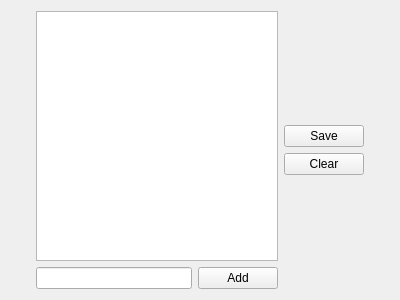
This is client/bf4/SpectatorSlotsWidget.ui in OpenRcon/OpenRcon as Qt 5 draws it before an edit. The edited form follows.
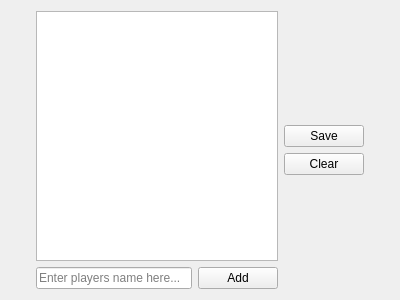
This is the edited form.

Patch:
```diff
--- a/client/bf4/SpectatorSlotsWidget.ui
+++ b/client/bf4/SpectatorSlotsWidget.ui
@@ -34,7 +34,14 @@
       </widget>
      </item>
      <item row="1" column="0">
-      <widget class="QLineEdit" name="lineEdit_ss_player"/>
+      <widget class="QLineEdit" name="lineEdit_ss_player">
+       <property name="placeholderText">
+        <string>Enter players name here...</string>
+       </property>
+       <property name="clearButtonEnabled">
+        <bool>true</bool>
+       </property>
+      </widget>
      </item>
      <item row="0" column="0" colspan="2">
       <widget class="QListWidget" name="listWidget_ss_spectatorList">
```
